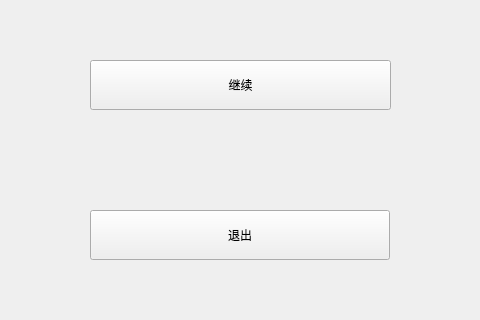
First picture: the form in client/windows/pausewindow.ui, repository HFDLYS/HeartstringsResonance, before the edit; both pictures show x 400 to 880 and y 290 to 610 of the 1280 by 720 pixel window.
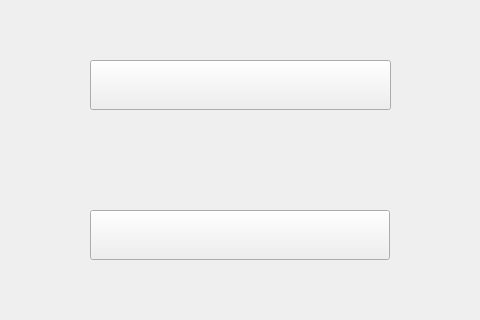
Second picture: the form after the edit. Icons and pictures are not drawn.

The edit to the form file:
```diff
--- a/client/windows/pausewindow.ui
+++ b/client/windows/pausewindow.ui
@@ -49,8 +49,20 @@
       <height>50</height>
      </rect>
     </property>
+    <property name="styleSheet">
+     <string notr="true">QPushButton#btnConti
+{
+    border-image: url(:/images/pausewindow/continue.png);
+}
+
+QPushButton::pressed#btnConti
+{
+    border-image: url(:/images/pausewindow/continue-.png);
+}
+</string>
+    </property>
     <property name="text">
-     <string>继续</string>
+     <string/>
     </property>
    </widget>
    <widget class="QLabel" name="label">
@@ -81,8 +93,20 @@
       <height>50</height>
      </rect>
     </property>
+    <property name="styleSheet">
+     <string notr="true">QPushButton#btnReturn
+{
+    border-image: url(:/images/pausewindow/quit.png);
+}
+
+QPushButton::pressed#btnReturn
+{
+    border-image: url(:/images/pausewindow/quit-.png);
+}
+</string>
+    </property>
     <property name="text">
-     <string>退出</string>
+     <string/>
     </property>
    </widget>
   </widget>
```
